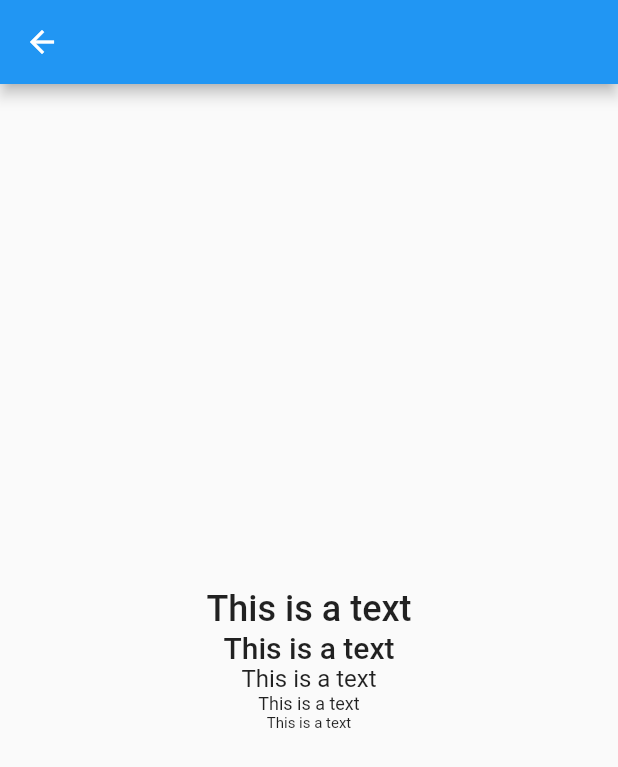
After one commit to AliAkberAakash/flutter_animation_experiment, a Flutter app: the screen it shows after launch, after a tap on "Faded Screen Example", on a phone screen of 412 x 824 dp. The commit adds this screen. Shown: the top 767 px of the screen. Run offline on Flutter 3.47's test engine with Material 2 defaults, Android fonts, the phone set to English and light mode, and no system bars.

Commit message:
add: faded widget

```diff
--- /dev/null
+++ b/lib/faded_screen_example/faded_screen_example.dart
@@ -0,0 +1,80 @@
+import 'package:flutter/material.dart';
+
+class FadedScreenExample extends StatefulWidget {
+  const FadedScreenExample({Key? key}) : super(key: key);
+
+  @override
+  State<FadedScreenExample> createState() => _FadedScreenExampleState();
+}
+
+class _FadedScreenExampleState extends State<FadedScreenExample>
+  with SingleTickerProviderStateMixin{
+
+final _duration = const Duration(milliseconds: 1000);
+
+  late final AnimationController _animationController;
+  late final Animation _fadeAnimation;
+
+@override
+void initState() {
+  super.initState();
+
+  _animationController = AnimationController(vsync: this, duration: _duration);
+  _fadeAnimation = Tween<double>(begin: 0, end: 1).animate(_animationController);
+
+  _animationController.addListener(() {
+    setState(() {});
+  });
+
+  _animationController.forward();
+}
+
+  @override
+  Widget build(BuildContext context) {
+    return Scaffold(
+      appBar: AppBar(),
+      body: Opacity(
+        opacity: _fadeAnimation.value,
+        child: Center(
+          child: Column(
+            mainAxisAlignment: MainAxisAlignment.center,
+            children: [
+              Text(
+                "This is a text",
+                style: TextStyle(
+                  fontWeight: FontWeight.w500,
+                  fontSize: 24,
+                ),
+              ),
+              Text(
+                "This is a text",
+                style: TextStyle(
+                  fontWeight: FontWeight.w500,
+                  fontSize: 20,
+                ),
+              ),
+              Text(
+                "This is a text",
+                style: TextStyle(
+                  fontSize: 16,
+                ),
+              ),
+              Text(
+                "This is a text",
+                style: TextStyle(
+                  fontSize: 12,
+                ),
+              ),
+              Text(
+                "This is a text",
+                style: TextStyle(
+                  fontSize: 10,
+                ),
+              ),
+            ],
+          ),
+        ),
+      ),
+    );
+  }
+}
--- a/lib/menu_screen.dart
+++ b/lib/menu_screen.dart
@@ -1,4 +1,5 @@
 import 'package:animation_experiment/delayed_list/delayed_list_example.dart';
+import 'package:animation_experiment/faded_screen_example/faded_screen_example.dart';
 import 'package:animation_experiment/resize_widget/resize_widget_example.dart';
 import 'package:animation_experiment/shaker_widget/shaker_widget_example.dart';
 import 'package:flutter/material.dart';
@@ -33,6 +34,14 @@ class MenuScreen extends StatelessWidget {
               screenWidget: DelayedListExample(),
               title: "Delayed List Example",
               color: Colors.blueGrey,
+              textColor: Colors.white,
+            ),
+            VSpacer(),
+
+            NavigatorButton(
+              screenWidget: FadedScreenExample(),
+              title: "Faded Screen Example",
+              color: Colors.deepPurpleAccent,
               textColor: Colors.white,
             ),
             VSpacer(),
```
